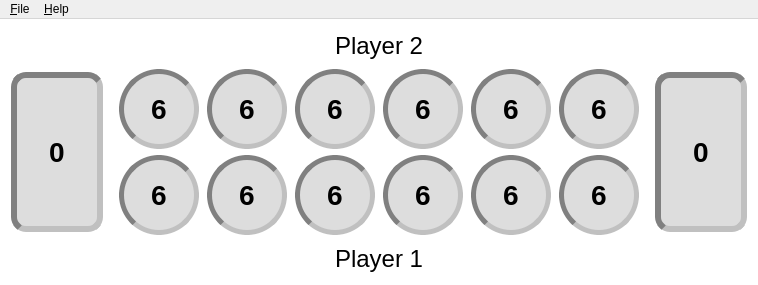
Before: the Qt Designer form pykalah/view/ui/static/main_window.ui in TutorExilius/pyKalah, drawn with Qt 5.
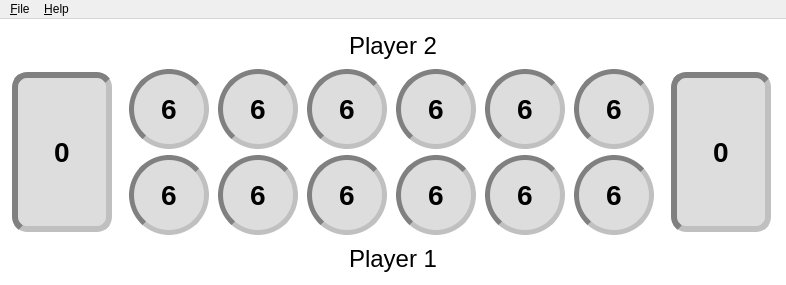
After: the same form once the commit is applied.

The edit to the form file:
```diff
--- a/pykalah/view/ui/static/main_window.ui
+++ b/pykalah/view/ui/static/main_window.ui
@@ -6,7 +6,7 @@
    <rect>
     <x>0</x>
     <y>0</y>
-    <width>758</width>
+    <width>786</width>
     <height>285</height>
    </rect>
   </property>
@@ -75,16 +75,37 @@
            <enum>Qt::NoFocus</enum>
           </property>
           <property name="styleSheet">
-           <string notr="true">margin-right: 8px;
+           <string notr="true">QPushButton{
 border: 6px inset grey; 
 border-radius: 15px;
-background-color: #ddd;</string>
+background-color: #ddd;
+}
+
+QPushButton:hover{
+border: 5px inset #445677;
+}</string>
           </property>
           <property name="text">
            <string>0</string>
           </property>
          </widget>
         </item>
+        <item>
+         <spacer name="horizontalSpacer">
+          <property name="orientation">
+           <enum>Qt::Horizontal</enum>
+          </property>
+          <property name="sizeType">
+           <enum>QSizePolicy::Fixed</enum>
+          </property>
+          <property name="sizeHint" stdset="0">
+           <size>
+            <width>8</width>
+            <height>0</height>
+           </size>
+          </property>
+         </spacer>
+        </item>
         <item>
          <layout class="QVBoxLayout" name="verticalLayout_6">
           <property name="spacing">
@@ -121,10 +142,17 @@
              <enum>Qt::NoFocus</enum>
             </property>
             <property name="styleSheet">
-             <string notr="true">border: 5px inset grey;
+             <string notr="true">QPushButton{
+border: 5px inset grey;
 border-radius: 40px;
 background-color: #ddd;
-</string>
+}
+
+QPushButton:hover{
+border: 5px inset #445677;
+background-color: #fff;
+font-size: 24pt;
+}</string>
             </property>
             <property name="text">
              <string>6</string>
@@ -162,10 +190,17 @@
              <enum>Qt::NoFocus</enum>
             </property>
             <property name="styleSheet">
-             <string notr="true">border: 5px inset grey;
+             <string notr="true">QPushButton{
+border: 5px inset grey;
 border-radius: 40px;
 background-color: #ddd;
-</string>
+}
+
+QPushButton:hover{
+border: 5px inset #445677;
+background-color: #fff;
+font-size: 24pt;
+}</string>
             </property>
             <property name="text">
              <string>6</string>
@@ -210,10 +245,17 @@
              <enum>Qt::NoFocus</enum>
             </property>
             <property name="styleSheet">
-             <string notr="true">border: 5px inset grey;
+             <string notr="true">QPushButton{
+border: 5px inset grey;
 border-radius: 40px;
 background-color: #ddd;
-</string>
+}
+
+QPushButton:hover{
+border: 5px inset #445677;
+background-color: #fff;
+font-size: 24pt;
+}</string>
             </property>
             <property name="text">
              <string>6</string>
@@ -251,10 +293,17 @@
              <enum>Qt::NoFocus</enum>
             </property>
             <property name="styleSheet">
-             <string notr="true">border: 5px inset grey;
+             <string notr="true">QPushButton{
+border: 5px inset grey;
 border-radius: 40px;
 background-color: #ddd;
-</string>
+}
+
+QPushButton:hover{
+border: 5px inset #445677;
+background-color: #fff;
+font-size: 24pt;
+}</string>
             </property>
             <property name="text">
              <string>6</string>
@@ -266,7 +315,7 @@
         <item>
          <layout class="QVBoxLayout" name="verticalLayout_2">
           <item>
-           <widget class="QPushButton" name="pushButton_player_2_cup_1">
+           <widget class="QPushButton" name="pushButton_player_2_cup_4">
             <property name="sizePolicy">
              <sizepolicy hsizetype="Fixed" vsizetype="Fixed">
               <horstretch>0</horstretch>
@@ -296,10 +345,17 @@
              <enum>Qt::NoFocus</enum>
             </property>
             <property name="styleSheet">
-             <string notr="true">border: 5px inset grey;
+             <string notr="true">QPushButton{
+border: 5px inset grey;
 border-radius: 40px;
 background-color: #ddd;
-</string>
+}
+
+QPushButton:hover{
+border: 5px inset #445677;
+background-color: #fff;
+font-size: 24pt;
+}</string>
             </property>
             <property name="text">
              <string>6</string>
@@ -307,7 +363,7 @@
            </widget>
           </item>
           <item>
-           <widget class="QPushButton" name="pushButton_player_1_cup_6">
+           <widget class="QPushButton" name="pushButton_player_1_cup_3">
             <property name="sizePolicy">
              <sizepolicy hsizetype="Fixed" vsizetype="Fixed">
               <horstretch>0</horstretch>
@@ -337,10 +393,17 @@
              <enum>Qt::NoFocus</enum>
             </property>
             <property name="styleSheet">
-             <string notr="true">border: 5px inset grey;
+             <string notr="true">QPushButton{
+border: 5px inset grey;
 border-radius: 40px;
 background-color: #ddd;
-</string>
+}
+
+QPushButton:hover{
+border: 5px inset #445677;
+background-color: #fff;
+font-size: 24pt;
+}</string>
             </property>
             <property name="text">
              <string>6</string>
@@ -376,10 +439,17 @@
              <enum>Qt::NoFocus</enum>
             </property>
             <property name="styleSheet">
-             <string notr="true">border: 5px inset grey;
+             <string notr="true">QPushButton{
+border: 5px inset grey;
 border-radius: 40px;
 background-color: #ddd;
-</string>
+}
+
+QPushButton:hover{
+border: 5px inset #445677;
+background-color: #fff;
+font-size: 24pt;
+}</string>
             </property>
             <property name="text">
              <string>6</string>
@@ -417,10 +487,17 @@
              <enum>Qt::NoFocus</enum>
             </property>
             <property name="styleSheet">
-             <string notr="true">border: 5px inset grey;
+             <string notr="true">QPushButton{
+border: 5px inset grey;
 border-radius: 40px;
 background-color: #ddd;
-</string>
+}
+
+QPushButton:hover{
+border: 5px inset #445677;
+background-color: #fff;
+font-size: 24pt;
+}</string>
             </property>
             <property name="text">
              <string>6</string>
@@ -462,10 +539,17 @@
              <enum>Qt::NoFocus</enum>
             </property>
             <property name="styleSheet">
-             <string notr="true">border: 5px inset grey;
+             <string notr="true">QPushButton{
+border: 5px inset grey;
 border-radius: 40px;
 background-color: #ddd;
-</string>
+}
+
+QPushButton:hover{
+border: 5px inset #445677;
+background-color: #fff;
+font-size: 24pt;
+}</string>
             </property>
             <property name="text">
              <string>6</string>
@@ -503,10 +587,17 @@
              <enum>Qt::NoFocus</enum>
             </property>
             <property name="styleSheet">
-             <string notr="true">border: 5px inset grey;
+             <string notr="true">QPushButton{
+border: 5px inset grey;
 border-radius: 40px;
 background-color: #ddd;
-</string>
+}
+
+QPushButton:hover{
+border: 5px inset #445677;
+background-color: #fff;
+font-size: 24pt;
+}</string>
             </property>
             <property name="text">
              <string>6</string>
@@ -518,7 +609,7 @@
         <item>
          <layout class="QVBoxLayout" name="verticalLayout_4">
           <item>
-           <widget class="QPushButton" name="pushButton_player_2_cup_4">
+           <widget class="QPushButton" name="pushButton_player_2_cup_1">
             <property name="sizePolicy">
              <sizepolicy hsizetype="Fixed" vsizetype="Fixed">
               <horstretch>0</horstretch>
@@ -548,10 +639,17 @@
              <enum>Qt::NoFocus</enum>
             </property>
             <property name="styleSheet">
-             <string notr="true">border: 5px inset grey;
+             <string notr="true">QPushButton{
+border: 5px inset grey;
 border-radius: 40px;
 background-color: #ddd;
-</string>
+}
+
+QPushButton:hover{
+border: 5px inset #445677;
+background-color: #fff;
+font-size: 24pt;
+}</string>
             </property>
             <property name="text">
              <string>6</string>
@@ -559,7 +657,7 @@
            </widget>
           </item>
           <item>
-           <widget class="QPushButton" name="pushButton_player_1_cup_3">
+           <widget class="QPushButton" name="pushButton_player_1_cup_6">
             <property name="sizePolicy">
              <sizepolicy hsizetype="Fixed" vsizetype="Fixed">
               <horstretch>0</horstretch>
@@ -589,10 +687,17 @@
              <enum>Qt::NoFocus</enum>
             </property>
             <property name="styleSheet">
-             <string notr="true">border: 5px inset grey;
+             <string notr="true">QPushButton{
+border: 5px inset grey;
 border-radius: 40px;
 background-color: #ddd;
-</string>
+}
+
+QPushButton:hover{
+border: 5px inset #445677;
+background-color: #fff;
+font-size: 24pt;
+}</string>
             </property>
             <property name="text">
              <string>6</string>
@@ -601,6 +706,22 @@
           </item>
          </layout>
         </item>
+        <item>
+         <spacer name="horizontalSpacer_2">
+          <property name="orientation">
+           <enum>Qt::Horizontal</enum>
+          </property>
+          <property name="sizeType">
+           <enum>QSizePolicy::Fixed</enum>
+          </property>
+          <property name="sizeHint" stdset="0">
+           <size>
+            <width>8</width>
+            <height>0</height>
+           </size>
+          </property>
+         </spacer>
+        </item>
         <item>
          <layout class="QVBoxLayout" name="verticalLayout_8">
           <item>
@@ -637,10 +758,15 @@
              <enum>Qt::NoFocus</enum>
             </property>
             <property name="styleSheet">
-             <string notr="true">margin-left: 8px;
+             <string notr="true">QPushButton{
 border: 6px inset grey; 
 border-radius: 15px;
-background-color: #ddd;</string>
+background-color: #ddd;
+}
+
+QPushButton:hover{
+border: 5px inset #445677;
+}</string>
             </property>
             <property name="text">
              <string>0</string>
@@ -660,6 +786,19 @@
             <pointsize>18</pointsize>
            </font>
           </property>
+          <property name="styleSheet">
+           <string>QPushButton{
+border: 5px inset grey;
+border-radius: 40px;
+background-color: #ddd;
+}
+
+QPushButton:hover{
+border: 5px inset #445677;
+background-color: #fff;
+font-size: 24pt;
+}</string>
+          </property>
           <property name="text">
            <string>Player 1</string>
           </property>
@@ -679,7 +818,7 @@
     <rect>
      <x>0</x>
      <y>0</y>
-     <width>758</width>
+     <width>786</width>
      <height>21</height>
     </rect>
    </property>
```
Left out of the diff: 2 changed lines with no effect on the pictures.
